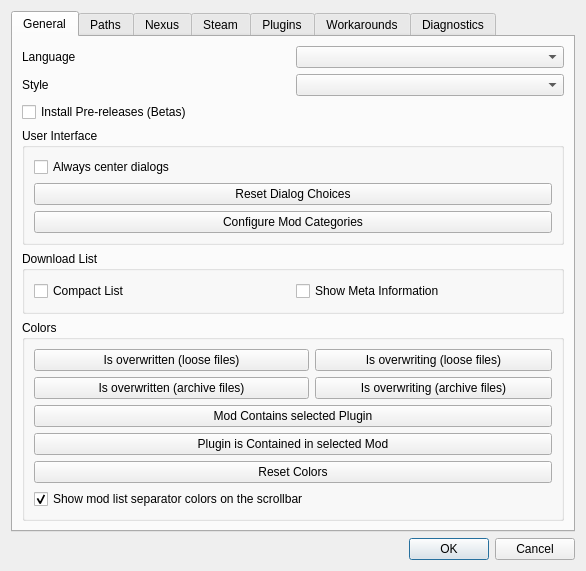
Holt59/mo2-merge, file modorganizer/src/settingsdialog.ui: the form before one commit.
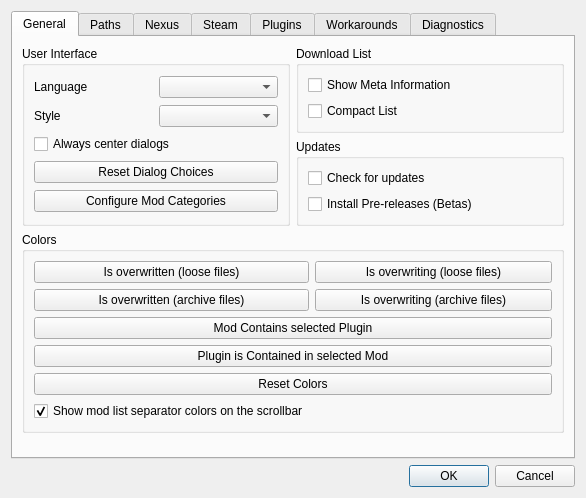
The form after the commit. Icons and pictures are not drawn.

Commit message: [modorganizer] changed the layout of the general settings tab added option to disable checking for updates removed online check, just try it and see

What changed in the file:
```diff
--- a/modorganizer/src/settingsdialog.ui
+++ b/modorganizer/src/settingsdialog.ui
@@ -7,7 +7,7 @@
     <x>0</x>
     <y>0</y>
     <width>586</width>
-    <height>486</height>
+    <height>491</height>
    </rect>
   </property>
   <property name="windowTitle">
@@ -23,73 +23,65 @@
       <attribute name="title">
        <string>General</string>
       </attribute>
-      <layout class="QVBoxLayout" name="verticalLayout_3">
-       <item>
-        <layout class="QHBoxLayout" name="horizontalLayout_3">
-         <item>
-          <widget class="QLabel" name="label_5">
-           <property name="text">
-            <string>Language</string>
-           </property>
-          </widget>
-         </item>
-         <item>
-          <widget class="QComboBox" name="languageBox">
-           <property name="toolTip">
-            <string>The display language</string>
-           </property>
-           <property name="whatsThis">
-            <string>&lt;!DOCTYPE HTML PUBLIC &quot;-//W3C//DTD HTML 4.0//EN&quot; &quot;http://www.w3.org/TR/REC-html40/strict.dtd&quot;&gt;
-&lt;html&gt;&lt;head&gt;&lt;meta name=&quot;qrichtext&quot; content=&quot;1&quot; /&gt;&lt;style type=&quot;text/css&quot;&gt;
-p, li { white-space: pre-wrap; }
-&lt;/style&gt;&lt;/head&gt;&lt;body style=&quot; font-family:'MS Shell Dlg 2'; font-size:8.25pt; font-weight:400; font-style:normal;&quot;&gt;
-&lt;p style=&quot; margin-top:0px; margin-bottom:0px; margin-left:0px; margin-right:0px; -qt-block-indent:0; text-indent:0px;&quot;&gt;&lt;span style=&quot; font-size:8pt;&quot;&gt;The display language. This will only displaye languages for which you have a translation installed.&lt;/span&gt;&lt;/p&gt;&lt;/body&gt;&lt;/html&gt;</string>
-           </property>
-          </widget>
-         </item>
-        </layout>
-       </item>
-       <item>
-        <layout class="QHBoxLayout" name="horizontalLayout_4">
-         <item>
-          <widget class="QLabel" name="label_10">
-           <property name="text">
-            <string>Style</string>
-           </property>
-          </widget>
-         </item>
-         <item>
-          <widget class="QComboBox" name="styleBox">
-           <property name="toolTip">
-            <string>graphical style</string>
-           </property>
-           <property name="whatsThis">
-            <string>graphical style of the MO user interface</string>
-           </property>
-          </widget>
-         </item>
-        </layout>
-       </item>
-       <item>
-        <widget class="QCheckBox" name="usePrereleaseBox">
-         <property name="toolTip">
-          <string>Update to non-stable releases.</string>
+      <layout class="QGridLayout" name="gridLayout" rowstretch="0,0,0,0,0,1">
+       <item row="5" column="0" colspan="2">
+        <spacer name="verticalSpacer">
+         <property name="orientation">
+          <enum>Qt::Vertical</enum>
          </property>
-         <property name="whatsThis">
-          <string>If this is enabled, the integrated update mechanism will notify of all releases, including pre-releases (alphas, betas). Please use this only if you're sufficiently tech-savvy to investigate issues, look for known problems in the issue tracker and create meaningful reports.</string>
+         <property name="sizeHint" stdset="0">
+          <size>
+           <width>0</width>
+           <height>0</height>
+          </size>
          </property>
-         <property name="text">
-          <string>Install Pre-releases (Betas)</string>
-         </property>
-        </widget>
+        </spacer>
        </item>
-       <item>
+       <item row="0" column="0" rowspan="2">
         <widget class="QGroupBox" name="groupBox">
          <property name="title">
           <string>User Interface</string>
          </property>
-         <layout class="QVBoxLayout" name="verticalLayout_2">
-          <item>
+         <layout class="QGridLayout" name="gridLayout_7">
+          <item row="2" column="0">
+           <widget class="QLabel" name="label_10">
+            <property name="text">
+             <string>Style</string>
+            </property>
+           </widget>
+          </item>
+          <item row="0" column="0">
+           <widget class="QLabel" name="label_5">
+            <property name="text">
+             <string>Language</string>
+            </property>
+           </widget>
+          </item>
+          <item row="0" column="1">
+           <widget class="QComboBox" name="languageBox">
+            <property name="toolTip">
+             <string>The display language</string>
+            </property>
+            <property name="whatsThis">
+             <string>&lt;!DOCTYPE HTML PUBLIC &quot;-//W3C//DTD HTML 4.0//EN&quot; &quot;http://www.w3.org/TR/REC-html40/strict.dtd&quot;&gt;
+&lt;html&gt;&lt;head&gt;&lt;meta name=&quot;qrichtext&quot; content=&quot;1&quot; /&gt;&lt;style type=&quot;text/css&quot;&gt;
+p, li { white-space: pre-wrap; }
+&lt;/style&gt;&lt;/head&gt;&lt;body style=&quot; font-family:'MS Shell Dlg 2'; font-size:8.25pt; font-weight:400; font-style:normal;&quot;&gt;
+&lt;p style=&quot; margin-top:0px; margin-bottom:0px; margin-left:0px; margin-right:0px; -qt-block-indent:0; text-indent:0px;&quot;&gt;&lt;span style=&quot; font-size:8pt;&quot;&gt;The display language. This will only displaye languages for which you have a translation installed.&lt;/span&gt;&lt;/p&gt;&lt;/body&gt;&lt;/html&gt;</string>
+            </property>
+           </widget>
+          </item>
+          <item row="2" column="1">
+           <widget class="QComboBox" name="styleBox">
+            <property name="toolTip">
+             <string>graphical style</string>
+            </property>
+            <property name="whatsThis">
+             <string>graphical style of the MO user interface</string>
+            </property>
+           </widget>
+          </item>
+          <item row="4" column="0" colspan="2">
            <widget class="QCheckBox" name="centerDialogs">
             <property name="statusTip">
              <string>Dialogs will always be centered on the main window, but will remember their size.</string>
@@ -102,7 +94,7 @@
             </property>
            </widget>
           </item>
-          <item>
+          <item row="5" column="0" colspan="2">
            <widget class="QPushButton" name="resetDialogsButton">
             <property name="maximumSize">
              <size>
@@ -121,7 +113,7 @@
             </property>
            </widget>
           </item>
-          <item>
+          <item row="6" column="0" colspan="2">
            <widget class="QPushButton" name="categoriesBtn">
             <property name="toolTip">
              <string>Modify the categories available to arrange your mods.</string>
@@ -137,22 +129,12 @@
          </layout>
         </widget>
        </item>
-       <item>
+       <item row="0" column="1">
         <widget class="QGroupBox" name="groupBox_5">
          <property name="title">
           <string>Download List</string>
          </property>
-         <layout class="QHBoxLayout" name="horizontalLayout_11">
-          <item>
-           <widget class="QCheckBox" name="compactBox">
-            <property name="toolTip">
-             <string>If checked, the download interface will be more compact.</string>
-            </property>
-            <property name="text">
-             <string>Compact List</string>
-            </property>
-           </widget>
-          </item>
+         <layout class="QVBoxLayout" name="verticalLayout_2">
           <item>
            <widget class="QCheckBox" name="showMetaBox">
             <property name="toolTip">
@@ -163,10 +145,33 @@
             </property>
            </widget>
           </item>
+          <item>
+           <widget class="QCheckBox" name="compactBox">
+            <property name="toolTip">
+             <string>If checked, the download interface will be more compact.</string>
+            </property>
+            <property name="text">
+             <string>Compact List</string>
+            </property>
+           </widget>
+          </item>
+          <item>
+           <spacer name="verticalSpacer_5">
+            <property name="orientation">
+             <enum>Qt::Vertical</enum>
+            </property>
+            <property name="sizeHint" stdset="0">
+             <size>
+              <width>0</width>
+              <height>0</height>
+             </size>
+            </property>
+           </spacer>
+          </item>
          </layout>
         </widget>
        </item>
-       <item>
+       <item row="3" column="0" colspan="2">
         <widget class="QGroupBox" name="ModlistGroupBox">
          <property name="title">
           <string>Colors</string>
@@ -240,6 +245,54 @@
          </layout>
         </widget>
        </item>
+       <item row="1" column="1">
+        <widget class="QGroupBox" name="groupBox_6">
+         <property name="title">
+          <string>Updates</string>
+         </property>
+         <layout class="QVBoxLayout" name="verticalLayout_3">
+          <item>
+           <widget class="QCheckBox" name="checkForUpdates">
+            <property name="toolTip">
+             <string>Mod Organizer checks for updates on Github on startup.</string>
+            </property>
+            <property name="whatsThis">
+             <string>Mod Organizer checks for updates on Github on startup.</string>
+            </property>
+            <property name="text">
+             <string>Check for updates</string>
+            </property>
+           </widget>
+          </item>
+          <item>
+           <widget class="QCheckBox" name="usePrereleaseBox">
+            <property name="toolTip">
+             <string>Update to non-stable releases.</string>
+            </property>
+            <property name="whatsThis">
+             <string>If this is enabled, the integrated update mechanism will notify of all releases, including pre-releases (alphas, betas). Please use this only if you're sufficiently tech-savvy to investigate issues, look for known problems in the issue tracker and create meaningful reports.</string>
+            </property>
+            <property name="text">
+             <string>Install Pre-releases (Betas)</string>
+            </property>
+           </widget>
+          </item>
+          <item>
+           <spacer name="verticalSpacer_9">
+            <property name="orientation">
+             <enum>Qt::Vertical</enum>
+            </property>
+            <property name="sizeHint" stdset="0">
+             <size>
+              <width>0</width>
+              <height>0</height>
+             </size>
+            </property>
+           </spacer>
+          </item>
+         </layout>
+        </widget>
+       </item>
       </layout>
      </widget>
      <widget class="QWidget" name="pathsTab">
```
Left out of the diff: 6 changed lines with no effect on the pictures. The commit also changes 9 other files.
